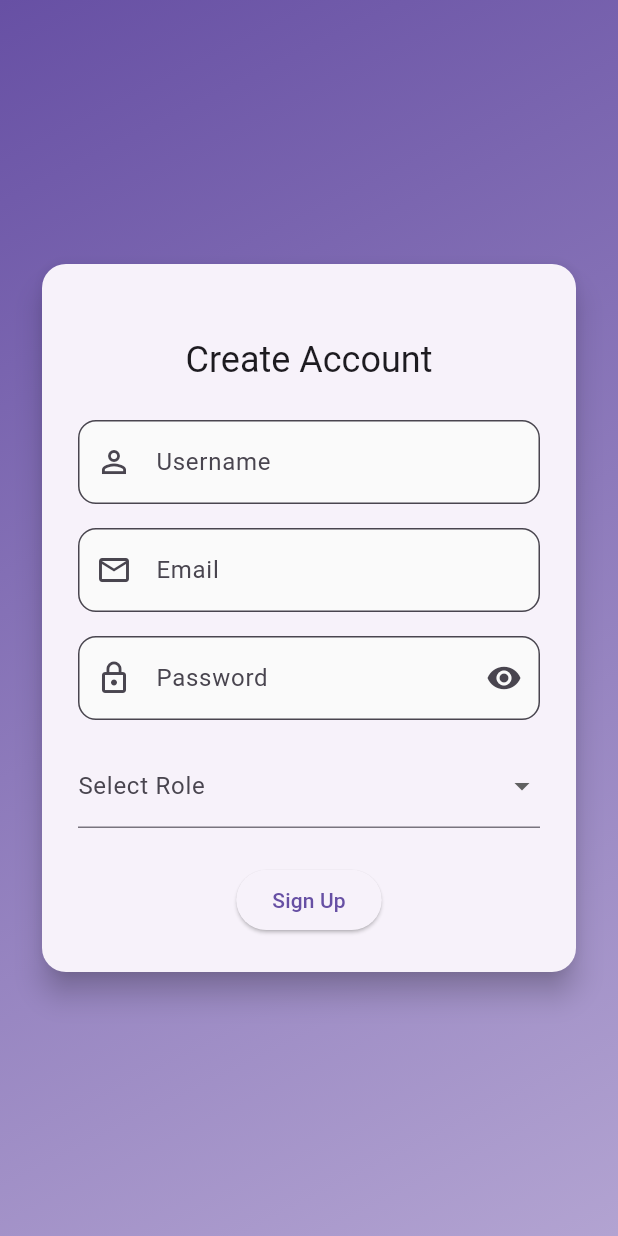
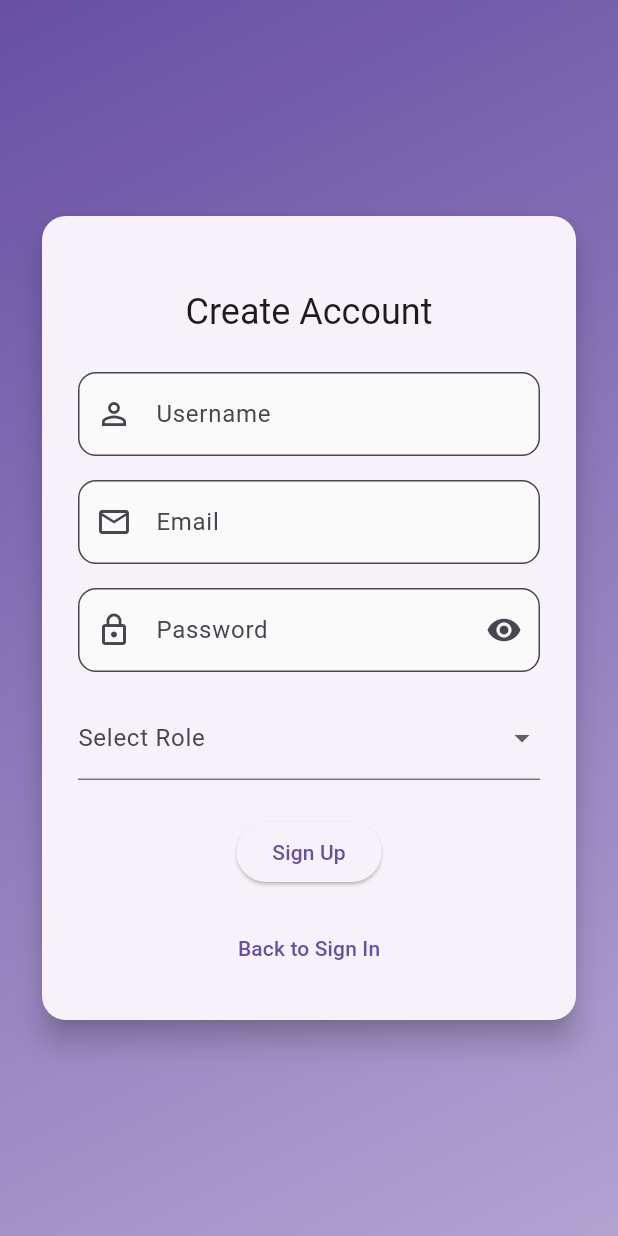
Before and after one commit to Rohithsilent/UrbanHero, a Flutter app: the SignupScreen screen opened directly, on a phone screen of 412 x 824 dp. Run offline on Flutter 3.47's test engine with Material 3 defaults, Android fonts, the phone set to English and light mode, and no system bars; our stand-ins replace cloud_firestore, firebase_auth, firebase_core, fl_chart, flutter_map, geocoding and 5 more; missing offline and left inert: flutter_map_heatmap; accounts and stored records are empty.

Commit message:
update:signup page

```diff
--- a/lib/screens/signup.dart
+++ b/lib/screens/signup.dart
@@ -22,7 +22,7 @@ class _SignupScreenState extends State<SignupScreen> {
   String? selectedRole;
   bool _isLoading = false;
   bool _isPasswordVisible = false;
-  String? workerLocation; // Stores latitude,longitude
+  String? workerLocation;
 
   @override
   void dispose() {
@@ -32,43 +32,33 @@ class _SignupScreenState extends State<SignupScreen> {
     super.dispose();
   }
 
-  // 🔍 Fetch user's location
   Future<void> _getCurrentLocation() async {
     bool serviceEnabled;
     LocationPermission permission;
 
-    // ✅ Check if location services are enabled
     serviceEnabled = await Geolocator.isLocationServiceEnabled();
     if (!serviceEnabled) {
       ScaffoldMessenger.of(context).showSnackBar(
-          const SnackBar(content: Text('Enable location services'))
-      );
+          const SnackBar(content: Text('Enable location services')));
       return;
     }
 
-    // ✅ Request permission
     permission = await Geolocator.checkPermission();
     if (permission == LocationPermission.denied) {
       permission = await Geolocator.requestPermission();
       if (permission == LocationPermission.deniedForever) {
         ScaffoldMessenger.of(context).showSnackBar(
-            const SnackBar(content: Text('Location permissions are permanently denied.'))
-        );
+            const SnackBar(content: Text('Location permissions are permanently denied.')));
         return;
       }
     }
 
-    // ✅ Get current location
-    Position position = await Geolocator.getCurrentPosition(
-        desiredAccuracy: LocationAccuracy.high
-    );
-
+    Position position = await Geolocator.getCurrentPosition(desiredAccuracy: LocationAccuracy.high);
     setState(() {
-      workerLocation = "${position.latitude}, ${position.longitude}"; // Store location
+      workerLocation = "${position.latitude}, ${position.longitude}";
     });
   }
 
-  // 📝 Signup function
   Future<void> signupUser(BuildContext context) async {
     if (!_formKey.currentState!.validate()) return;
     if (selectedRole == null) {
@@ -92,7 +82,6 @@ class _SignupScreenState extends State<SignupScreen> {
         'role': selectedRole,
       };
 
-      // 📌 Store location if user is a Worker
       if (selectedRole == "Worker" && workerLocation != null) {
         userData['location'] = workerLocation;
       }
@@ -160,8 +149,6 @@ class _SignupScreenState extends State<SignupScreen> {
                           const SizedBox(height: 24),
                           Text('Create Account', style: Theme.of(context).textTheme.headlineSmall),
                           const SizedBox(height: 24),
-
-                          // Username Input
                           TextFormField(
                             controller: usernameController,
                             decoration: InputDecoration(
@@ -173,10 +160,7 @@ class _SignupScreenState extends State<SignupScreen> {
                             ),
                             validator: (value) => value!.isEmpty ? 'Please enter a username' : null,
                           ),
-
                           const SizedBox(height: 16),
-
-                          // Email Input
                           TextFormField(
                             controller: emailController,
                             keyboardType: TextInputType.emailAddress,
@@ -187,14 +171,9 @@ class _SignupScreenState extends State<SignupScreen> {
                               filled: true,
                               fillColor: Colors.grey[50],
                             ),
-                            validator: (value) => value!.isEmpty || !value.contains('@')
-                                ? 'Please enter a valid email'
-                                : null,
+                            validator: (value) => value!.isEmpty || !value.contains('@') ? 'Please enter a valid email' : null,
                           ),
-
                           const SizedBox(height: 16),
-
-                          // Password Input
                           TextFormField(
                             controller: passwordController,
                             obscureText: !_isPasswordVisible,
@@ -204,9 +183,7 @@ class _SignupScreenState extends State<SignupScreen> {
                               suffixIcon: IconButton(
                                 icon: Icon(_isPasswordVisible ? Icons.visibility_off : Icons.visibility),
                                 onPressed: () {
-                                  setState(() {
-                                    _isPasswordVisible = !_isPasswordVisible;
-                                  });
+                                  setState(() => _isPasswordVisible = !_isPasswordVisible);
                                 },
                               ),
                               border: OutlineInputBorder(borderRadius: BorderRadius.circular(12)),
@@ -215,35 +192,25 @@ class _SignupScreenState extends State<SignupScreen> {
                             ),
                             validator: (value) => value!.length < 6 ? 'Password must be at least 6 characters' : null,
                           ),
-
                           const SizedBox(height: 16),
-
-                          // Role Selection
                           DropdownButtonFormField<String>(
                             value: selectedRole,
                             decoration: const InputDecoration(labelText: "Select Role"),
-                            items: ["Citizen", "Worker", "Manager"].map((role) {
-                              return DropdownMenuItem(value: role, child: Text(role));
-                            }).toList(),
+                            items: ["Citizen", "Worker", "Manager"].map((role) => DropdownMenuItem(value: role, child: Text(role))).toList(),
                             onChanged: (value) async {
-                              setState(() {
-                                selectedRole = value;
-                              });
-
-                              if (value == "Worker") {
-                                await _getCurrentLocation();
-                              }
+                              setState(() => selectedRole = value);
+                              if (value == "Worker") await _getCurrentLocation();
                             },
                           ),
-
                           const SizedBox(height: 24),
-
-                          // Signup Button
                           ElevatedButton(
                             onPressed: _isLoading ? null : () => signupUser(context),
-                            child: _isLoading
-                                ? const CircularProgressIndicator()
-                                : const Text("Sign Up"),
+                            child: _isLoading ? const CircularProgressIndicator() : const Text("Sign Up"),
+                          ),
+                          const SizedBox(height: 16),
+                          TextButton(
+                            onPressed: () => Navigator.pop(context),
+                            child: const Text("Back to Sign In"),
                           ),
                         ],
                       ),
```
